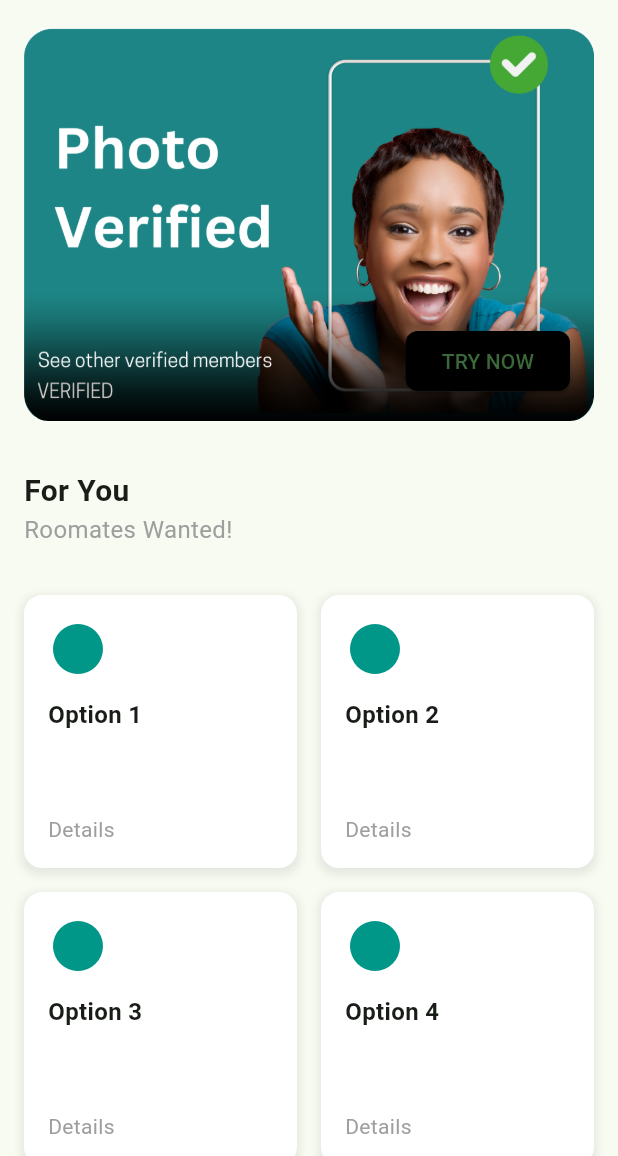
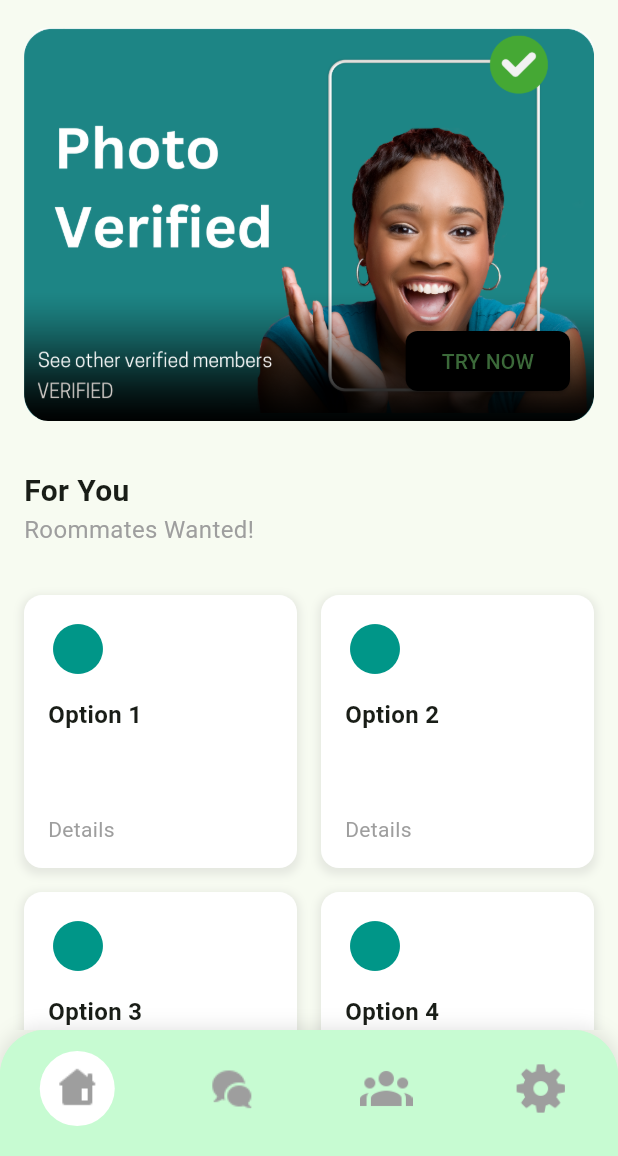
Before and after one commit to WasdexeJZ/RoomieMatch-FRONTEND, a Flutter app: the RoomieMatchHomePage screen opened directly, on a phone screen of 412 x 824 dp, the part 80-1236 px from its top. Run offline on Flutter 3.47's test engine with Material 3 defaults, Android fonts, the phone set to English and light mode, and no system bars; our stand-ins replace basic_utils, flutter_local_notifications, flutter_secure_storage, hive, hive_flutter; missing offline and left inert: flutter_foreground_task, ntfy_dart, pointycastle, supertokens_flutter; accounts and stored records are empty.

Commit message:
added navigation bar

```diff
--- a/lib/views/home.dart
+++ b/lib/views/home.dart
@@ -1,6 +1,7 @@
 import 'package:flutter/material.dart';
-
 import 'settings.dart'; // Import the settings page
+import 'chat.dart';
+import 'swipe.dart';
 
 class HomePage extends StatelessWidget {
   const HomePage({super.key});
@@ -17,8 +18,60 @@ class HomePage extends StatelessWidget {
   }
 }
 
-class RoomieMatchHomePage extends StatelessWidget {
+class RoomieMatchHomePage extends StatefulWidget {
   const RoomieMatchHomePage({Key? key}) : super(key: key);
+
+  @override
+  _RoomieMatchHomePageState createState() => _RoomieMatchHomePageState();
+}
+
+class _RoomieMatchHomePageState extends State<RoomieMatchHomePage> {
+  int _selectedIndex = 0; // Home page is selected by default
+
+  void _onItemTapped(int index) {
+    if (_selectedIndex == index) return; // Do nothing if already selected
+
+    setState(() {
+      _selectedIndex = index;
+    });
+
+    if (index == 1) {
+      Navigator.pushReplacement(
+        context,
+        MaterialPageRoute(builder: (context) => const ChatPage()),
+      );
+    } else if (index == 2) {
+      Navigator.pushReplacement(
+        context,
+        MaterialPageRoute(builder: (context) => const SwipePage()),
+      );
+    } else if (index == 3) {
+      Navigator.pushReplacement(
+        context,
+        MaterialPageRoute(builder: (context) => const SettingsPage()),
+      );
+    }
+  }
+
+  Widget _buildIcon(String assetPath, int index) {
+    bool isSelected = _selectedIndex == index;
+
+    return Container(
+      width: 50,
+      height: 50,
+      decoration: BoxDecoration(
+        shape: BoxShape.circle,
+        color: isSelected ? Colors.white : Colors.transparent,
+      ),
+      child: Center(
+        child: ImageIcon(
+          AssetImage(assetPath),
+          size: 35,
+          color: isSelected ? Colors.grey : Colors.grey,
+        ),
+      ),
+    );
+  }
 
   @override
   Widget build(BuildContext context) {
@@ -28,38 +81,37 @@ class RoomieMatchHomePage extends StatelessWidget {
           children: [
             Image.asset(
               'assets/RoomieMatch_logo.png',
-              height: 50, // Logo size
+              height: 50,
             ),
             const SizedBox(width: 12),
             Text(
               'RoomieMatch',
               style: TextStyle(
-                fontSize: 28, // Title font size
+                fontSize: 28,
                 fontWeight: FontWeight.bold,
-                color:
-                    Colors.teal[900], // Adjust this to match your logo's color
+                color: Colors.teal[900],
               ),
             ),
           ],
         ),
-        centerTitle: false, // Keeps title aligned to the left
+        centerTitle: false,
       ),
       body: SingleChildScrollView(
         child: Column(
           crossAxisAlignment: CrossAxisAlignment.start,
           children: [
-            // Photo Verified Section with Aspect Ratio
+            // Photo Verified Section
             Container(
               margin: const EdgeInsets.all(16.0),
               decoration: BoxDecoration(
                 borderRadius: BorderRadius.circular(16),
                 image: const DecorationImage(
                   image: AssetImage('assets/homepage_landing.png'),
-                  fit: BoxFit.contain, // Ensures the full image is visible
+                  fit: BoxFit.contain,
                 ),
               ),
               child: AspectRatio(
-                aspectRatio: 1034 / 713, // Matches the dimensions of the image
+                aspectRatio: 1034 / 713,
                 child: Stack(
                   children: [
                     Align(
@@ -68,7 +120,7 @@ class RoomieMatchHomePage extends StatelessWidget {
                         padding: const EdgeInsets.all(16.0),
                         child: ElevatedButton(
                           style: ElevatedButton.styleFrom(
-                            backgroundColor: Colors.black, // Black button
+                            backgroundColor: Colors.black,
                             shape: RoundedRectangleBorder(
                               borderRadius: BorderRadius.circular(8),
                             ),
@@ -91,24 +143,18 @@ class RoomieMatchHomePage extends StatelessWidget {
             const SizedBox(height: 16),
 
             // Recommendations Section
-            Padding(
-              padding: const EdgeInsets.symmetric(horizontal: 16.0),
-              child: const Text(
+            const Padding(
+              padding: EdgeInsets.symmetric(horizontal: 16.0),
+              child: Text(
                 'For You',
-                style: TextStyle(
-                  fontSize: 20,
-                  fontWeight: FontWeight.bold,
-                ),
+                style: TextStyle(fontSize: 20, fontWeight: FontWeight.bold),
               ),
             ),
-            Padding(
-              padding: const EdgeInsets.symmetric(horizontal: 16.0),
-              child: const Text(
-                'Roomates Wanted!',
-                style: TextStyle(
-                  fontSize: 16,
-                  color: Colors.grey,
-                ),
+            const Padding(
+              padding: EdgeInsets.symmetric(horizontal: 16.0),
+              child: Text(
+                'Roommates Wanted!',
+                style: TextStyle(fontSize: 16, color: Colors.grey),
               ),
             ),
             const SizedBox(height: 16),
@@ -124,7 +170,7 @@ class RoomieMatchHomePage extends StatelessWidget {
                 mainAxisSpacing: 16,
                 children: List.generate(10, (index) {
                   return _buildGridItem(
-                    icon: Icons.circle, // Replace with actual icons or images
+                    icon: Icons.circle,
                     title: 'Option ${index + 1}',
                     subtitle: 'Details',
                   );
@@ -132,6 +178,57 @@ class RoomieMatchHomePage extends StatelessWidget {
               ),
             ),
           ],
+        ),
+      ),
+      bottomNavigationBar: Container(
+        decoration: BoxDecoration(
+          color: const Color(0xFFC7FBD2),
+          borderRadius: const BorderRadius.only(
+            topLeft: Radius.circular(30),
+            topRight: Radius.circular(30),
+          ),
+          boxShadow: [
+            BoxShadow(
+              color: Colors.black.withOpacity(0.1),
+              spreadRadius: 2,
+              blurRadius: 10,
+            ),
+          ],
+        ),
+        child: ClipRRect(
+          borderRadius: const BorderRadius.only(
+            topLeft: Radius.circular(30),
+            topRight: Radius.circular(30),
+          ),
+          child: BottomNavigationBar(
+            currentIndex: _selectedIndex,
+            onTap: _onItemTapped,
+            backgroundColor: const Color(0xFFC7FBD2),
+            elevation: 0,
+            selectedItemColor: Colors.grey,
+            unselectedItemColor: Colors.grey,
+            showSelectedLabels: false,
+            showUnselectedLabels: false,
+            type: BottomNavigationBarType.fixed,
+            items: [
+              BottomNavigationBarItem(
+                icon: _buildIcon('assets/icons/homebutton.png', 0),
+                label: 'Home',
+              ),
+              BottomNavigationBarItem(
+                icon: _buildIcon('assets/icons/chatbutton.png', 1),
+                label: 'Chats',
+              ),
+              BottomNavigationBarItem(
+                icon: _buildIcon('assets/icons/swipepage.png', 2),
+                label: 'Swipe',
+              ),
+              BottomNavigationBarItem(
+                icon: _buildIcon('assets/icons/settingsbutton.png', 3),
+                label: 'Settings',
+              ),
+            ],
+          ),
         ),
       ),
     );
@@ -151,7 +248,7 @@ class RoomieMatchHomePage extends StatelessWidget {
             color: Colors.grey.withOpacity(0.2),
             spreadRadius: 2,
             blurRadius: 4,
-            offset: const Offset(0, 2), // Shadow position
+            offset: const Offset(0, 2),
           ),
         ],
       ),
@@ -163,18 +260,12 @@ class RoomieMatchHomePage extends StatelessWidget {
           const SizedBox(height: 12),
           Text(
             title,
-            style: const TextStyle(
-              fontSize: 16,
-              fontWeight: FontWeight.bold,
-            ),
+            style: const TextStyle(fontSize: 16, fontWeight: FontWeight.bold),
           ),
           const Spacer(),
           Text(
             subtitle,
-            style: const TextStyle(
-              fontSize: 14,
-              color: Colors.grey,
-            ),
+            style: const TextStyle(fontSize: 14, color: Colors.grey),
           ),
         ],
       ),
```
